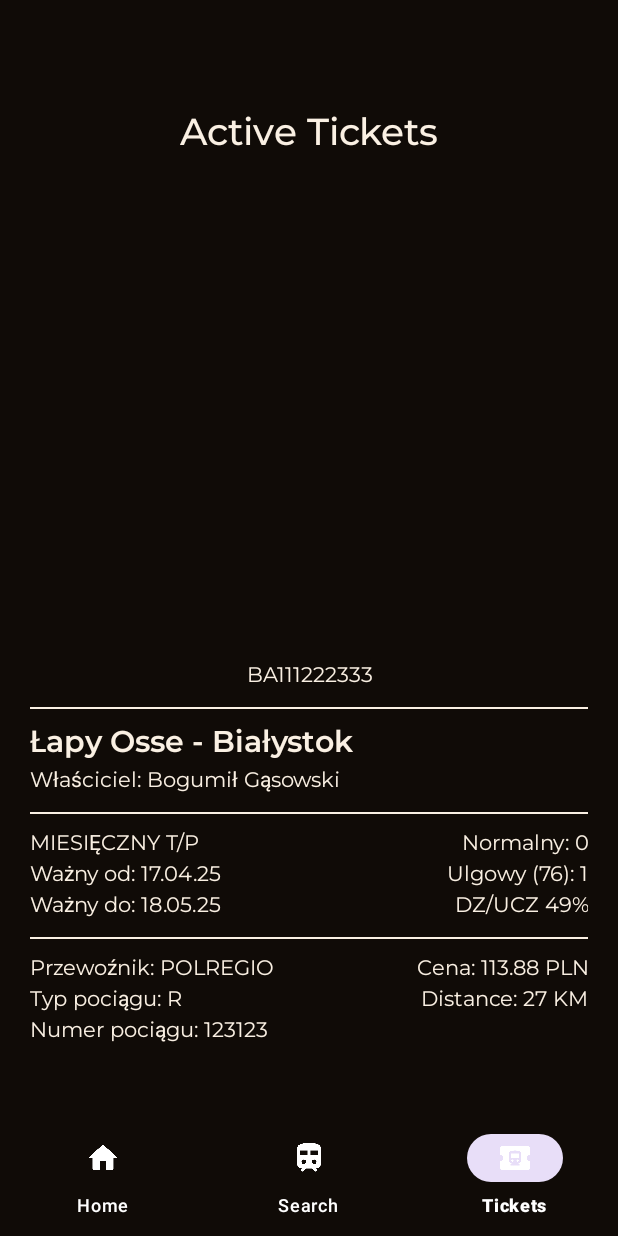
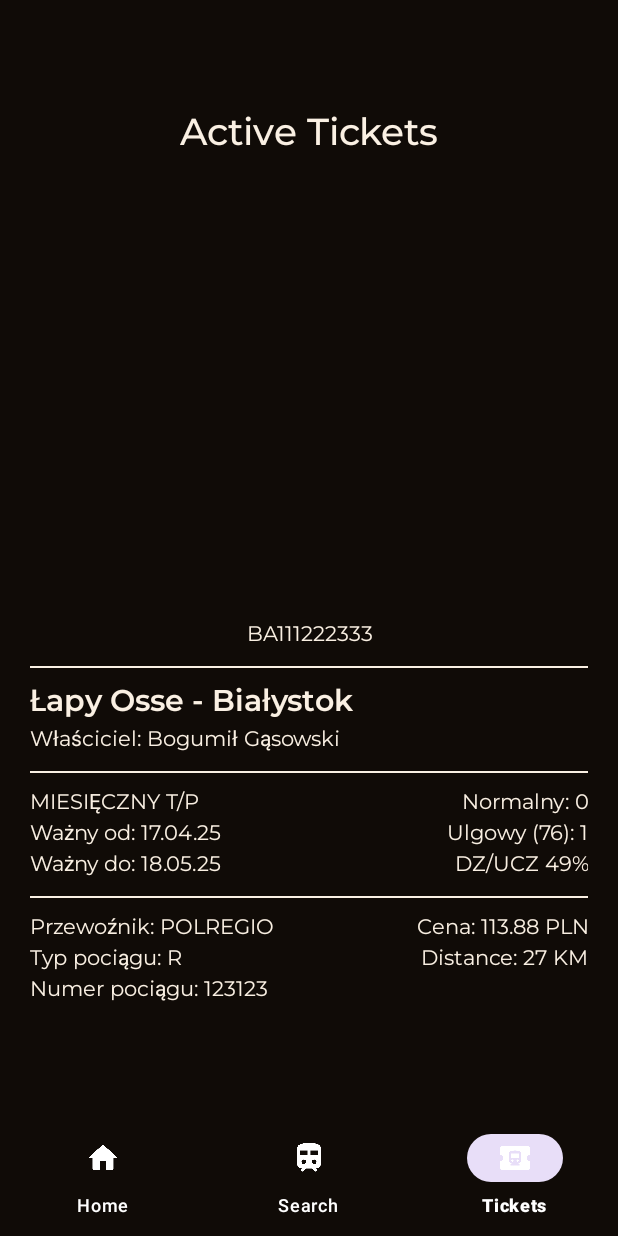
Before and after one commit to T4IK0N/NextTrain, an Android app: the screen it shows after launch (MainActivity), item 3 of the bottom bar chosen, on a phone screen of 412 x 824 dp. Run offline under Robolectric (Android 15) with nearby library versions, the phone set to English and light mode, and no system bars; libraries missing offline, so code that uses them is left out: com.chaquo.python, com.google.mlkit.vision, com.tom_roush.pdfbox.

Commit message:
small fix

```diff
--- a/app/src/main/res/layout/fragment_tickets.xml
+++ b/app/src/main/res/layout/fragment_tickets.xml
@@ -32,7 +32,6 @@
             android:layout_height="wrap_content"
             android:layout_gravity="center_horizontal"
             android:padding="10dp"
-            android:layout_marginTop="20dp"
             android:orientation="vertical">
 
             <ImageView
@@ -50,7 +49,6 @@
                 style="@style/fontRegularStyle"
                 android:layout_width="match_parent"
                 android:layout_height="wrap_content"
-                android:layout_marginTop="7dp"
                 android:text="BA111222333"
                 android:textAlignment="center"
                 app:layout_constraintTop_toBottomOf="@id/qrImageView"
```
